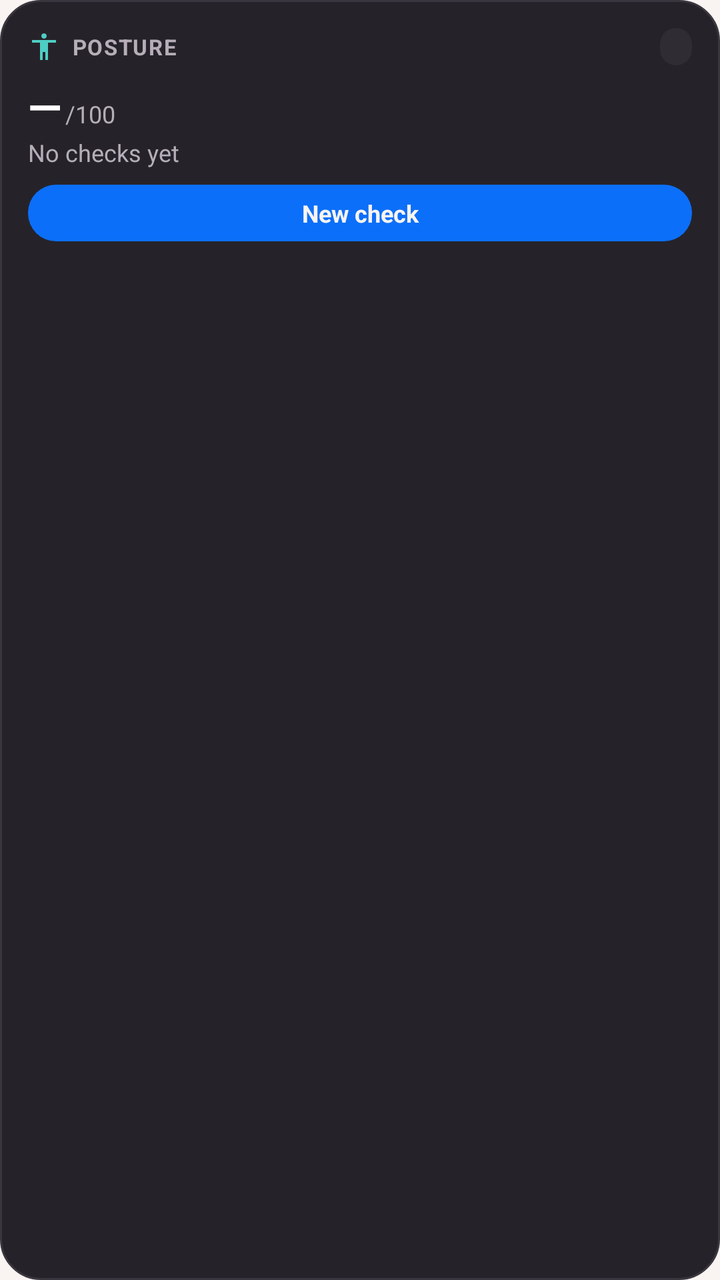
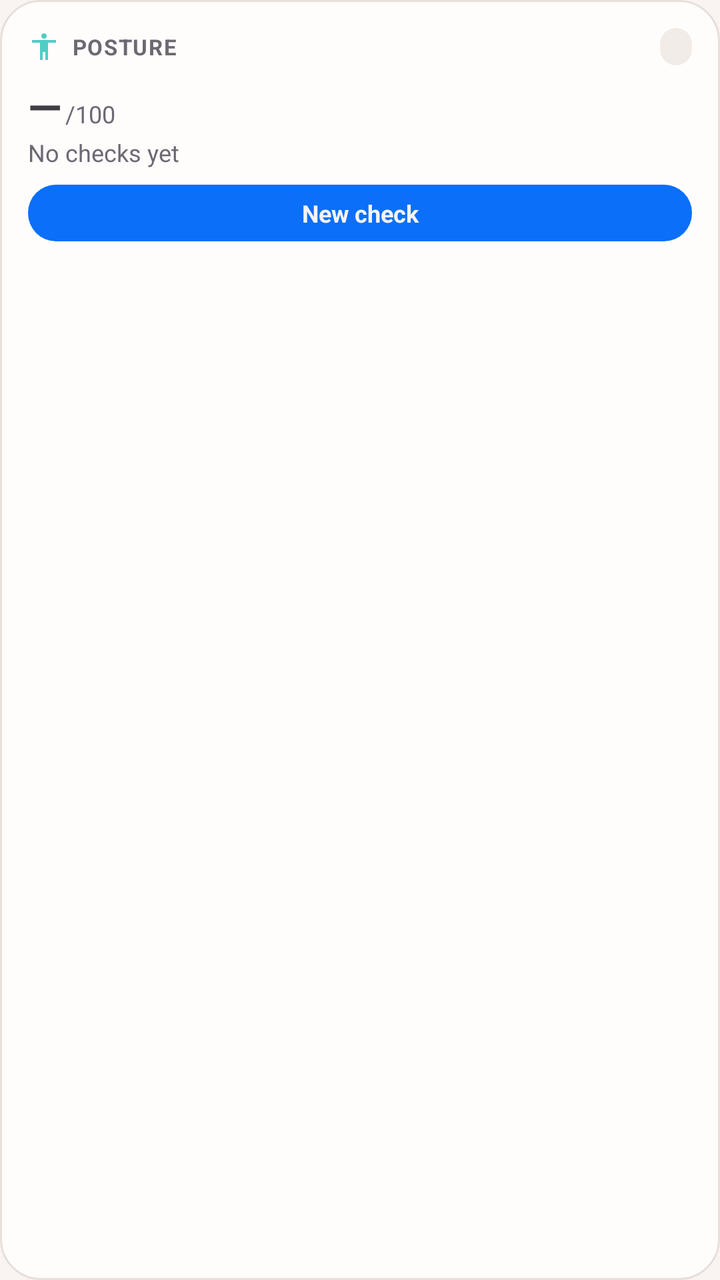

Screens rendered from an Android XML layout before and after an edit, with the pre-edit source and the edit as a unified diff.
<!-- AndroidManifest.xml: application theme Theme.Hangry -->
<!-- res/layout/widget_posture.xml -->
<?xml version="1.0" encoding="utf-8"?>
<LinearLayout xmlns:android="http://schemas.android.com/apk/res/android"
    android:id="@+id/widget_posture_root"
    android:layout_width="match_parent"
    android:layout_height="match_parent"
    android:background="@drawable/bg_widget_surface"
    android:orientation="vertical"
    android:padding="14dp">

    <LinearLayout
        android:layout_width="match_parent"
        android:layout_height="wrap_content"
        android:gravity="center_vertical"
        android:orientation="horizontal">

        <ImageView
            android:layout_width="16dp"
            android:layout_height="16dp"
            android:src="@drawable/ic_widget_posture"
            android:contentDescription="@null" />

        <TextView
            android:layout_width="0dp"
            android:layout_height="wrap_content"
            android:layout_marginStart="6dp"
            android:layout_weight="1"
            android:text="@string/widget_layout_posture"
            android:textColor="#B5AEB8"
            android:textSize="11sp"
            android:textStyle="bold"
            android:letterSpacing="0.05" />

        <TextView
            android:id="@+id/tv_posture_badge"
            android:layout_width="wrap_content"
            android:layout_height="wrap_content"
            android:background="@drawable/bg_widget_chip"
            android:paddingHorizontal="8dp"
            android:paddingVertical="2dp"
            android:text=""
            android:textColor="#4ECDC4"
            android:textSize="11sp"
            android:textStyle="bold" />
    </LinearLayout>

    <LinearLayout
        android:layout_width="wrap_content"
        android:layout_height="wrap_content"
        android:layout_marginTop="6dp"
        android:gravity="bottom"
        android:orientation="horizontal">

        <TextView
            android:id="@+id/tv_posture_score"
            android:layout_width="wrap_content"
            android:layout_height="wrap_content"
            android:layout_marginTop="0dp"
            android:ellipsize="end"
            android:maxLines="1"
            android:text="—"
            android:textColor="#FFFFFF"
            android:textSize="22sp"
            android:textStyle="bold" />

        <TextView
            android:id="@+id/tv_posture_out_of"
            android:layout_width="wrap_content"
            android:layout_height="wrap_content"
            android:layout_marginStart="2dp"
            android:paddingBottom="3dp"
            android:text="/100"
            android:textColor="#B5AEB8"
            android:textSize="12sp" />
    </LinearLayout>

    <TextView
        android:id="@+id/tv_posture_subtitle"
        android:layout_width="wrap_content"
        android:layout_height="wrap_content"
        android:layout_marginTop="0dp"
        android:ellipsize="end"
        android:maxLines="1"
        android:text="@string/widget_layout_no_checks_yet"
        android:textColor="#B5AEB8"
        android:textSize="12sp" />

    <TextView
        android:id="@+id/btn_posture_new"
        android:layout_width="match_parent"
        android:layout_height="wrap_content"
        android:layout_marginTop="8dp"
        android:background="@drawable/bg_widget_button"
        android:gravity="center"
        android:paddingVertical="6dp"
        android:text="@string/widget_layout_new_check"
        android:textColor="#F9F4F2"
        android:textSize="12sp"
        android:textStyle="bold" />
</LinearLayout>
<!-- resources referenced by this layout -->
<resources>
  <!-- drawable bg_widget_button (drawable) -->
  <?xml version="1.0" encoding="utf-8"?>
  <shape xmlns:android="http://schemas.android.com/apk/res/android"
      android:shape="rectangle">
      <solid android:color="#0C6FF9" />
      <corners android:radius="14dp" />
  </shape>
  <!-- drawable bg_widget_chip (drawable) -->
  <?xml version="1.0" encoding="utf-8"?>
  <shape xmlns:android="http://schemas.android.com/apk/res/android"
      android:shape="rectangle">
      <solid android:color="#2F2C33" />
      <corners android:radius="12dp" />
  </shape>
  <!-- drawable bg_widget_surface (drawable) -->
  <?xml version="1.0" encoding="utf-8"?>
  <shape xmlns:android="http://schemas.android.com/apk/res/android"
      android:shape="rectangle">
      <solid android:color="#252329" />
      <corners android:radius="20dp" />
      <stroke
          android:width="1dp"
          android:color="#3A363F" />
  </shape>
  <!-- drawable ic_widget_posture (drawable) -->
  <vector xmlns:android="http://schemas.android.com/apk/res/android"
      android:width="24dp"
      android:height="24dp"
      android:viewportWidth="24"
      android:viewportHeight="24">
      <path
          android:fillColor="#4ECDC4"
          android:pathData="M12,2c1.1,0 2,0.9 2,2s-0.9,2 -2,2 -2,-0.9 -2,-2 0.9,-2 2,-2zM21,9h-6v13h-2v-6h-2v6H9V9H3V7h18v2z" />
  </vector>
  <string name="widget_layout_new_check">New check</string>
  <string name="widget_layout_no_checks_yet">No checks yet</string>
  <string name="widget_layout_posture">POSTURE</string>
  <style name="Theme.Hangry" parent="android:Theme.Material.NoActionBar">
          <item name="android:windowBackground">@color/brand_cream</item>
          <item name="android:statusBarColor">@android:color/transparent</item>
          <item name="android:navigationBarColor">@android:color/transparent</item>
          <item name="android:windowLightStatusBar">true</item>
          <item name="android:windowLightNavigationBar">true</item>
      </style>
  <color name="brand_cream">#FFF9F4F2</color>
</resources>

<!-- the commit's change to res/layout/widget_posture.xml (unified diff, before → after) -->
@@ -25,7 +25,7 @@
             android:layout_marginStart="6dp"
             android:layout_weight="1"
             android:text="@string/widget_layout_posture"
-            android:textColor="#B5AEB8"
+            android:textColor="@color/widget_text_secondary"
             android:textSize="11sp"
             android:textStyle="bold"
             android:letterSpacing="0.05" />
@@ -38,7 +38,7 @@
             android:paddingHorizontal="8dp"
             android:paddingVertical="2dp"
             android:text=""
-            android:textColor="#4ECDC4"
+            android:textColor="@color/widget_teal"
             android:textSize="11sp"
             android:textStyle="bold" />
     </LinearLayout>
@@ -58,7 +58,7 @@
             android:ellipsize="end"
             android:maxLines="1"
             android:text="—"
-            android:textColor="#FFFFFF"
+            android:textColor="@color/widget_text"
             android:textSize="22sp"
             android:textStyle="bold" />
 
@@ -69,7 +69,7 @@
             android:layout_marginStart="2dp"
             android:paddingBottom="3dp"
             android:text="/100"
-            android:textColor="#B5AEB8"
+            android:textColor="@color/widget_text_secondary"
             android:textSize="12sp" />
     </LinearLayout>
 
@@ -81,7 +81,7 @@
         android:ellipsize="end"
         android:maxLines="1"
         android:text="@string/widget_layout_no_checks_yet"
-        android:textColor="#B5AEB8"
+        android:textColor="@color/widget_text_secondary"
         android:textSize="12sp" />
 
     <TextView
<!-- resource entries referenced after the edit -->
@@ -1,5 +1,8 @@
 <!-- resources referenced by this layout -->
 <resources>
+  <color name="widget_teal">#4ECDC4</color>
+  <color name="widget_text">#FFFFFF</color>
+  <color name="widget_text_secondary">#B5AEB8</color>
   <!-- drawable bg_widget_button (drawable) -->
   <?xml version="1.0" encoding="utf-8"?>
   <shape xmlns:android="http://schemas.android.com/apk/res/android"
@@ -11,18 +14,18 @@
   <?xml version="1.0" encoding="utf-8"?>
   <shape xmlns:android="http://schemas.android.com/apk/res/android"
       android:shape="rectangle">
-      <solid android:color="#2F2C33" />
+      <solid android:color="@color/widget_track" />
       <corners android:radius="12dp" />
   </shape>
   <!-- drawable bg_widget_surface (drawable) -->
   <?xml version="1.0" encoding="utf-8"?>
   <shape xmlns:android="http://schemas.android.com/apk/res/android"
       android:shape="rectangle">
-      <solid android:color="#252329" />
+      <solid android:color="@color/widget_surface" />
       <corners android:radius="20dp" />
       <stroke
           android:width="1dp"
-          android:color="#3A363F" />
+          android:color="@color/widget_outline" />
   </shape>
   <!-- drawable ic_widget_posture (drawable) -->
   <vector xmlns:android="http://schemas.android.com/apk/res/android"
@@ -44,6 +47,9 @@
           <item name="android:windowLightStatusBar">true</item>
           <item name="android:windowLightNavigationBar">true</item>
       </style>
+  <color name="widget_track">#2F2C33</color>
+  <color name="widget_surface">#252329</color>
+  <color name="widget_outline">#3A363F</color>
   <color name="brand_cream">#FFF9F4F2</color>
 </resources>
 
